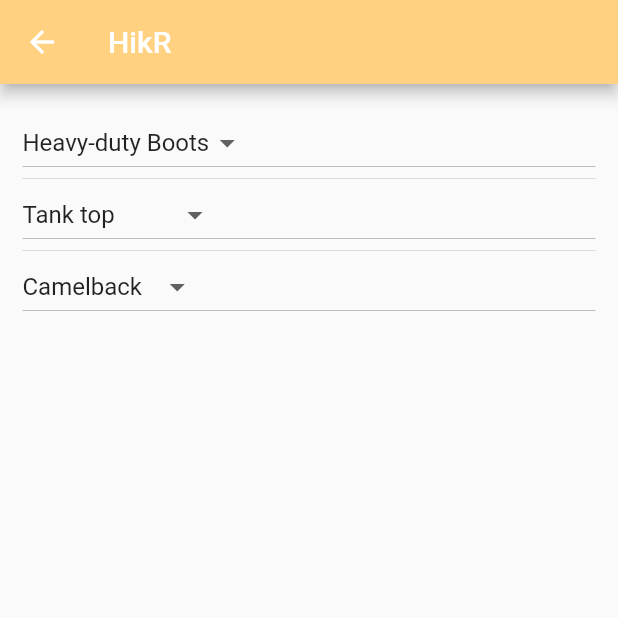
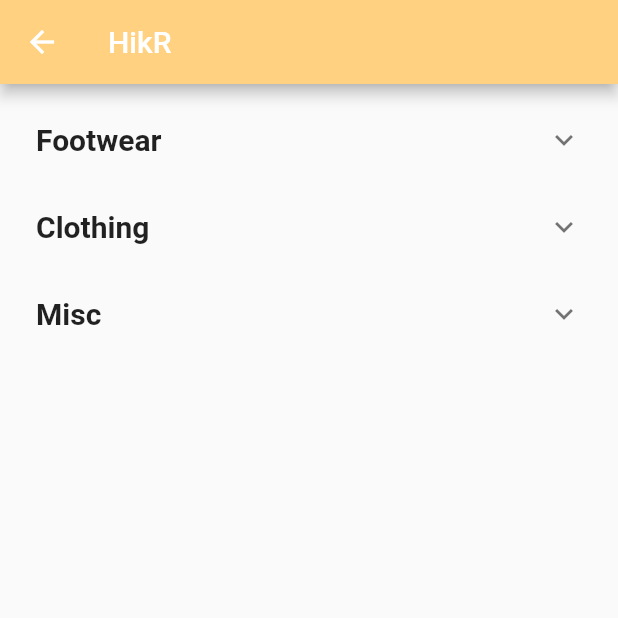
Before and after one commit to anahoward815/MobileProject, a Flutter app: the AccountEquipment screen opened by its route, on a phone screen of 412 x 824 dp, the top half of it. Run offline on Flutter 3.47's test engine with Material 2 defaults, Android fonts, the phone set to English and light mode, and no system bars; missing offline and left inert: dart:ffi, flutter_osm_plugin.

Commit message:
Updated account_equipment, tried to make TimpanogosHikeMap work

```diff
--- a/HikingApp/lib/pages/account_equipment.dart
+++ b/HikingApp/lib/pages/account_equipment.dart
@@ -10,19 +10,26 @@ class AccountEquipment extends StatefulWidget {
   _AccountEquipmentState createState() => _AccountEquipmentState();
 }
 
+
+
 class _AccountEquipmentState extends State<AccountEquipment> {
+  List<String> types = ['Footwear', 'Clothing', 'Misc'];
   List<String> footwear = ["Heavy-duty Boots", "Running Shoes", "Water Shoes"];
   List<String> clothing = ["Tank top", "running shorts", "Joggers", "Windbreaker"];
-  List<String> misc = ["Camelback", "Water bottle", "Hiking sticks"];
-
+  List<String> misc = ["Camelback", "Water bottle", "Hiking sticks", "Moleskin"];
+  late List<List<String>> stuff = [["Heavy-duty Boots", "Running Shoes", "Water Shoes"],
+                                   ["Tank top", "running shorts", "Joggers", "Windbreaker"],
+                                   ["Camelback", "Water bottle", "Hiking sticks", "Moleskin"]];
   String currentFootwear = "";
   String currentClothing = "";
   String currentMisc = "";
+
   @override
   void initState() {
     currentFootwear = footwear[0];
     currentClothing = clothing[0];
     currentMisc = misc[0];
+    stuff.add(footwear); stuff.add(clothing); stuff.add(misc);
     super.initState();
   }
 
@@ -31,15 +38,53 @@ class _AccountEquipmentState extends State<AccountEquipment> {
   Widget build(BuildContext context) {
     return Scaffold(
       appBar: appHeader(),
-      body: Container(
-        height: 400,
-        child: Column(
+      body: Column(
           crossAxisAlignment: CrossAxisAlignment.stretch,
           mainAxisAlignment: MainAxisAlignment.start,
           children: [
             Expanded(
-              child: ListView(
-                padding: EdgeInsets.all(15),
+              child: ListView.builder(
+                    padding: const EdgeInsets.all(8),
+                    itemCount: types.length,
+                    itemBuilder: (BuildContext context, int index) {
+                      return ExpansionTile(
+                        title: Text(types[index], style: const TextStyle(fontSize: 20.0, fontWeight: FontWeight.bold),),
+                        children: [
+                          Column(
+                            children:
+                              _buildExpandableList(stuff[index]),
+                          )
+                        ],
+                      );
+                    },
+                  ),
+            ),
+
+          ],
+        ),
+
+    );
+  }
+
+  _buildExpandableList(List<String> items) {
+    List<Widget> columnContent = [];
+    for (String content in items) {
+      columnContent.add(
+        ListTile(
+          title: Text(content, style: const TextStyle(fontSize: 18.0),),
+        ),
+      );
+    }
+    columnContent.add(ElevatedButton(
+        onPressed: () {
+
+        },
+        child: Text("Add Item")));
+    return columnContent;
+  }
+}
+
+/*padding: EdgeInsets.all(15),
                     children: ListTile.divideTiles(
                         context: context,
                         tiles: [
@@ -87,13 +132,4 @@ class _AccountEquipmentState extends State<AccountEquipment> {
                             ),
                           ),
                         ]
-                ).toList(),
-              ),
-            ),
-          ],
-        ),
-      ),
-
-    );
-  }
-}
+                    ).toList(),*/
--- a/HikingApp/lib/reusable_widgets/TimpanogosHikeMap.dart
+++ b/HikingApp/lib/reusable_widgets/TimpanogosHikeMap.dart
@@ -13,8 +13,8 @@ class _TimpanogosHikeMapState extends State<TimpanogosHikeMap> {
 
   MapController mapController = MapController(
     initMapWithUserPosition: false,
-    initPosition: GeoPoint(latitude: 47.4358055, longitude: 8.4737324),
-    areaLimit: BoundingBox( east: 10.4922941, north: 47.8084648, south: 45.817995, west: 5.9559113,),
+    initPosition: GeoPoint(latitude: 40.431182, longitude: -111.639283),
+    areaLimit: BoundingBox( east: -105.4922941, north: 43.8084648, south: 38.817995, west: -116.9559113,),
   );
 
   @override
@@ -22,7 +22,7 @@ class _TimpanogosHikeMapState extends State<TimpanogosHikeMap> {
     return OSMFlutter(
       controller:mapController,
       trackMyPosition: false,
-      initZoom: 12,
+      initZoom: 14,
       minZoomLevel: 8,
       maxZoomLevel: 14,
       stepZoom: 1.0,
```
Lines whose indentation alone changed are shown as unchanged.
